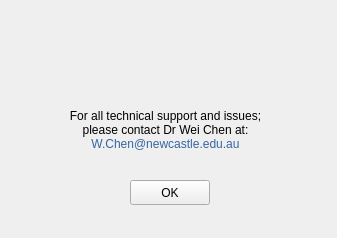
First picture: the form in resources/Support_page_Form.ui, repository mwmuni/LIGGGHTS_GUI, before the edit.
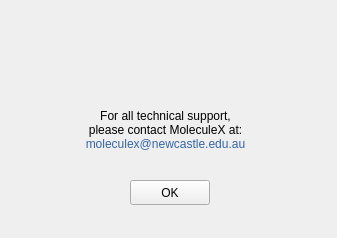
Second picture: the form after the edit. Icons and pictures are not drawn.

```diff
--- a/resources/Support_page_Form.ui
+++ b/resources/Support_page_Form.ui
@@ -38,7 +38,7 @@
      </rect>
     </property>
     <property name="text">
-     <string>&lt;html&gt;&lt;head/&gt;&lt;body&gt;&lt;p align=&quot;center&quot;&gt;For all technical support and issues;&lt;br/&gt;please contact Dr Wei Chen at:&lt;br/&gt;&lt;span style=&quot; color:#3465a4;&quot;&gt;W.Chen@newcastle.edu.au&lt;/span&gt;&lt;/p&gt;&lt;/body&gt;&lt;/html&gt;</string>
+     <string>&lt;html&gt;&lt;head/&gt;&lt;body&gt;&lt;p align=&quot;center&quot;&gt;For all technical support,&lt;br/&gt;please contact MoleculeX at:&lt;br/&gt;&lt;span style=&quot; color:#3465a4;&quot;&gt;moleculex@newcastle.edu.au&lt;/span&gt;&lt;/p&gt;&lt;/body&gt;&lt;/html&gt;</string>
     </property>
    </widget>
    <widget class="QLabel" name="label">
```
